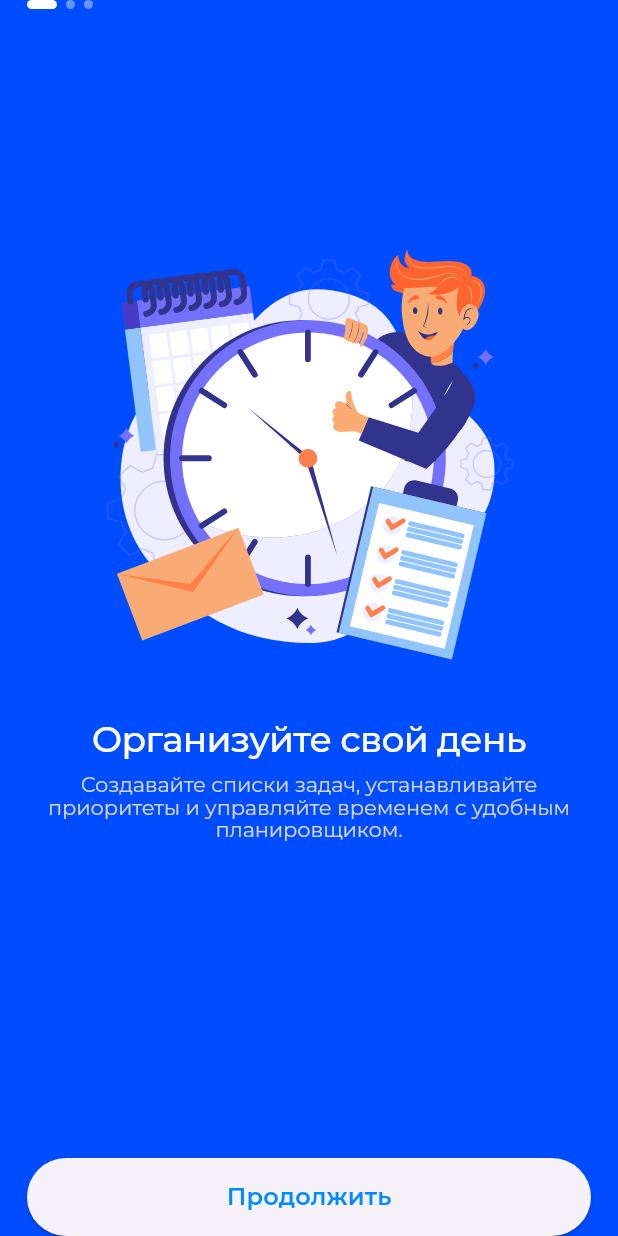
After one commit to rahimov27/todo_app, a Flutter app: the screen it shows after launch, on a phone screen of 412 x 824 dp. The commit adds this screen. Run offline on Flutter 3.47's test engine with Material 3 defaults, Android fonts, the phone set to English and light mode, and no system bars; our stand-ins replace flutter_svg, hive, hive_flutter; accounts and stored records are empty.

Commit message:
added onBoarding screen

```diff
--- a/lib/main.dart
+++ b/lib/main.dart
@@ -3,7 +3,7 @@ import 'package:hive_flutter/hive_flutter.dart';
 import 'package:provider/provider.dart';
 import 'package:todo_app/models/todo.dart';
 import 'package:todo_app/utils/theme.dart';
-import 'package:todo_app/view/todo_view.dart';
+import 'package:todo_app/view/on_boarding_1.dart';
 import 'package:todo_app/viewmodel/todo_viewmodel.dart';
 
 void main() async {
@@ -20,7 +20,7 @@ class HomeScreen extends StatelessWidget {
   Widget build(BuildContext context) {
     return ChangeNotifierProvider(
       create: (_) => TodoViewmodel(),
-      child: MaterialApp(home: TodoView(), theme: theme),
+      child: MaterialApp(home: OnBoarding1(), theme: theme),
     );
   }
 }
--- a/lib/utils/app_colors.dart
+++ b/lib/utils/app_colors.dart
@@ -1,11 +1,16 @@
 import 'package:flutter/material.dart';
 
 abstract class AppColors {
-  static const scaffoldColor = Colors.white;
+  static const scaffoldColor = Color(0xff171719);
   static const finishedColor = Colors.grey;
   static const yellow = Color(0xffFFC26C);
   static const red = Color(0xffFF000C);
   static const purple = Color(0xff633CAE);
   static const pink = Color(0xffFF6C6C);
   static const isDone = Color.fromARGB(255, 58, 58, 58);
+
+  // onboarding
+  static const onBoarding = Color(0xff004CFF);
+  static const onBoardingGray = Color(0xffD7D7D7);
+  static const onBoardingButton = Color(0xff008CFF);
 }
--- /dev/null
+++ b/lib/view/on_boarding_1.dart
@@ -0,0 +1,173 @@
+import 'package:flutter/material.dart';
+import 'package:flutter_svg/flutter_svg.dart';
+import 'package:todo_app/utils/app_colors.dart';
+
+class OnBoarding1 extends StatefulWidget {
+  const OnBoarding1({super.key});
+
+  @override
+  State<OnBoarding1> createState() => _OnBoarding1State();
+}
+
+class _OnBoarding1State extends State<OnBoarding1> {
+  late PageController _pageController;
+
+  int _pageIndex = 0;
+
+  @override
+  void initState() {
+    super.initState();
+    _pageController = PageController(initialPage: 0);
+  }
+
+  final List<OnboardingContent> onBoardingData = [
+    OnboardingContent(
+      title: "Организуйте свой день",
+      subtitle:
+          "Создавайте списки задач, устанавливайте приоритеты и управляйте временем с удобным планировщиком.",
+      image: "assets/svg/first.svg",
+    ),
+    OnboardingContent(
+      title: "Напоминания и уведомления",
+      subtitle:
+          "Никогда не забывайте важные дела — включите напоминания и получайте уведомления вовремя.",
+      image: "assets/svg/Illustration-1.svg",
+    ),
+    OnboardingContent(
+      title: "Достигайте целей легко",
+      subtitle:
+          "Отмечайте выполненные задачи, отслеживайте прогресс и становитесь продуктивнее каждый день.",
+      image: "assets/svg/Illustration.svg",
+    ),
+  ];
+
+  @override
+  Widget build(BuildContext context) {
+    return Scaffold(
+      backgroundColor: AppColors.onBoarding,
+      body: SafeArea(
+        child: Padding(
+          padding: const EdgeInsets.symmetric(horizontal: 18),
+          child: Column(
+            children: [
+              Row(
+                children: [
+                  ...List.generate(
+                    onBoardingData.length,
+                    (index) => Padding(
+                      padding: const EdgeInsets.only(right: 6),
+                      child: DotIndicator(isActive: index == _pageIndex),
+                    ),
+                  ),
+                ],
+              ),
+              Expanded(
+                child: PageView.builder(
+                  onPageChanged: (value) {
+                    setState(() {
+                      _pageIndex = value;
+                    });
+                  },
+                  controller: _pageController,
+                  itemCount: onBoardingData.length,
+                  itemBuilder:
+                      (context, index) => OnboardingContent(
+                        title: onBoardingData[index].title,
+                        subtitle: onBoardingData[index].subtitle,
+                        image: onBoardingData[index].image,
+                      ),
+                ),
+              ),
+              SizedBox(
+                width: double.infinity,
+                height: 52,
+                child: ElevatedButton(
+                  style: ButtonStyle(
+                    overlayColor: WidgetStateProperty.all(Colors.transparent),
+                  ),
+                  onPressed: () {
+                    _pageController.nextPage(
+                      duration: Duration(milliseconds: 300),
+                      curve: Curves.easeInOut,
+                    );
+                  },
+                  child: Text(
+                    "Продолжить",
+                    style: TextStyle(
+                      fontSize: 16,
+                      color: AppColors.onBoardingButton,
+                      fontFamily: "Montserrat-semibold",
+                    ),
+                  ),
+                ),
+              ),
+            ],
+          ),
+        ),
+      ),
+    );
+  }
+}
+
+class DotIndicator extends StatelessWidget {
+  final bool isActive;
+  const DotIndicator({super.key, this.isActive = false});
+
+  @override
+  Widget build(BuildContext context) {
+    return AnimatedContainer(
+      duration: Duration(milliseconds: 150),
+      height: 6,
+      width: isActive ? 20 : 6,
+      decoration: BoxDecoration(
+        borderRadius: BorderRadius.circular(12),
+        color:
+            isActive ? Colors.white : const Color.fromARGB(104, 255, 255, 255),
+      ),
+    );
+  }
+}
+
+class OnboardingContent extends StatelessWidget {
+  final String title, subtitle, image;
+  const OnboardingContent({
+    super.key,
+    required this.title,
+    required this.subtitle,
+    required this.image,
+  });
+
+  @override
+  Widget build(BuildContext context) {
+    return Column(
+      mainAxisAlignment: MainAxisAlignment.center,
+      children: [
+        Spacer(),
+        Center(child: SvgPicture.asset(image)),
+        Text(
+          title,
+          style: TextStyle(
+            fontFamily: "Montserrat-medium",
+            fontSize: 24,
+            letterSpacing: -0.5,
+            color: Colors.white,
+          ),
+        ),
+        SizedBox(height: 6),
+        Text(
+          textAlign: TextAlign.center,
+          subtitle,
+          style: TextStyle(
+            height: 1.1,
+            fontFamily: "Montserrat",
+            fontSize: 14,
+            letterSpacing: -0.1,
+            color: AppColors.onBoardingGray,
+          ),
+        ),
+        Spacer(),
+        SizedBox(height: 67),
+      ],
+    );
+  }
+}
```
Also changed, not shown: pubspec.yaml (+9 -1 lines), assets/fonts/Montserrat-Medium.ttf (added), assets/fonts/Montserrat-Regular.ttf (added), assets/fonts/Montserrat-SemiBold.ttf (added), assets/fonts/Montserrat-VariableFont_wght.ttf (deleted), assets/svg/Illustration-1.svg (added), assets/svg/Illustration.svg (added), assets/svg/first.svg (added), pubspec.lock.
